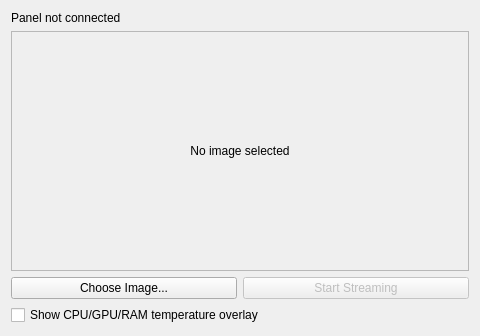
First picture: the form in ThermaltakeAIOTab.ui, repository annoyingprompt24/OpenRGBThermaltakeAIOPlugin, before the edit.
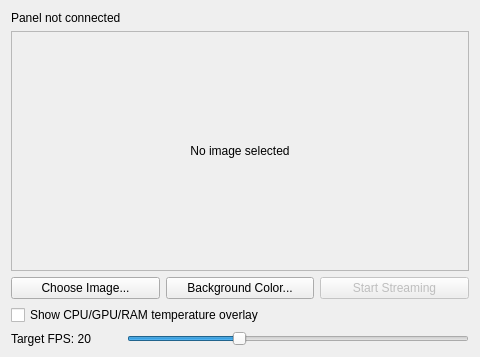
Second picture: the form after the edit.

The edit to the form file:
```diff
--- a/ThermaltakeAIOTab.ui
+++ b/ThermaltakeAIOTab.ui
@@ -46,6 +46,16 @@
        </property>
       </widget>
      </item>
+     <item>
+      <widget class="QPushButton" name="background_color_button">
+       <property name="toolTip">
+        <string>Color shown behind transparent pixels (e.g. in GIFs with alpha)</string>
+       </property>
+       <property name="text">
+        <string>Background Color...</string>
+       </property>
+      </widget>
+     </item>
      <item>
       <widget class="QPushButton" name="start_stop_button">
        <property name="text">
@@ -65,6 +75,39 @@
      </property>
     </widget>
    </item>
+   <item>
+    <layout class="QHBoxLayout" name="fpsLayout">
+     <item>
+      <widget class="QLabel" name="fps_slider_label">
+       <property name="text">
+        <string>Target FPS: 20</string>
+       </property>
+       <property name="minimumSize">
+        <size>
+         <width>110</width>
+         <height>0</height>
+        </size>
+       </property>
+      </widget>
+     </item>
+     <item>
+      <widget class="QSlider" name="fps_slider">
+       <property name="orientation">
+        <enum>Qt::Horizontal</enum>
+       </property>
+       <property name="minimum">
+        <number>1</number>
+       </property>
+       <property name="maximum">
+        <number>60</number>
+       </property>
+       <property name="value">
+        <number>20</number>
+       </property>
+      </widget>
+     </item>
+    </layout>
+   </item>
    <item>
     <spacer name="verticalSpacer">
      <property name="orientation">
```
